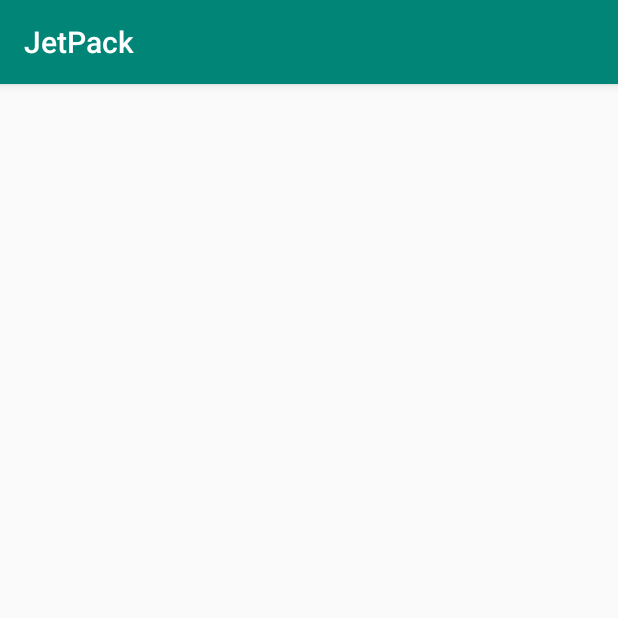
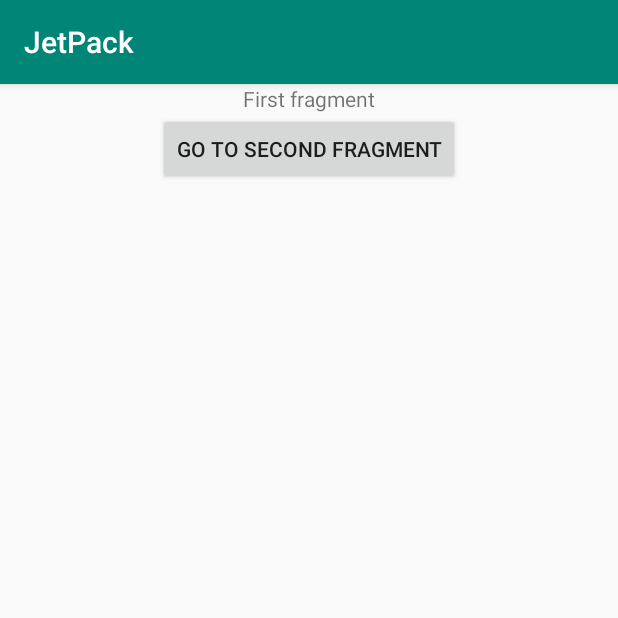
Before and after one commit to Guille88C/JetPack, an Android app: the screen it shows after launch (StartActivity), on a phone screen of 412 x 824 dp, the top half of it. Run offline under Robolectric (Android 15) with nearby library versions, the phone set to English and light mode, and no system bars; our stand-ins replace data binding; libraries missing offline, so code that uses them is left out: kotlinx.coroutines.experimental; 1 statement that could not run was skipped.

Commit message:
Create a simple example with NavHostFragment

```diff
--- a/build.gradle
+++ b/build.gradle
@@ -9,6 +9,7 @@ buildscript {
     dependencies {
         classpath 'com.android.tools.build:gradle:3.2.1'
         classpath "org.jetbrains.kotlin:kotlin-gradle-plugin:$kotlin_version"
+        classpath "android.arch.navigation:navigation-safe-args-gradle-plugin:1.0.0-alpha06"
 
         // NOTE: Do not place your application dependencies here; they belong
         // in the individual module build.gradle files
--- a/gradle.properties
+++ b/gradle.properties
@@ -6,6 +6,8 @@
 # http://www.gradle.org/docs/current/userguide/build_environment.html
 # Specifies the JVM arguments used for the daemon process.
 # The setting is particularly useful for tweaking memory settings.
+android.enableJetifier=true
+android.useAndroidX=true
 org.gradle.jvmargs=-Xmx1536m
 # When configured, Gradle will run in incubating parallel mode.
 # This option should only be used with decoupled projects. More details, visit
--- a/view/src/main/java/com/sephoe/jetpack/StartActivity.kt
+++ b/view/src/main/java/com/sephoe/jetpack/StartActivity.kt
@@ -1,7 +1,8 @@
 package com.sephoe.jetpack
 
-import android.support.v7.app.AppCompatActivity
+import androidx.appcompat.app.AppCompatActivity
 import android.os.Bundle
+import androidx.navigation.fragment.NavHostFragment
 import com.example.guill.coroutines.R
 import com.sephoe.jetpack.ui.start.StartFragment
 
@@ -11,8 +12,10 @@ class StartActivity : AppCompatActivity() {
         super.onCreate(savedInstanceState)
         setContentView(R.layout.start_activity)
         if (savedInstanceState == null) {
+            val finalHost = NavHostFragment.create(R.navigation.nav_graph)
             supportFragmentManager.beginTransaction()
-                    .replace(R.id.container, StartFragment.newInstance())
+                    .replace(R.id.container, finalHost)
+                    .setPrimaryNavigationFragment(finalHost)
                     .commitNow()
         }
     }
--- /dev/null
+++ b/view/src/main/java/com/sephoe/jetpack/jetpack/SingleLiveEvent.kt
@@ -0,0 +1,40 @@
+package com.sephoe.jetpack.jetpack
+
+import android.util.Log
+import androidx.annotation.MainThread
+import androidx.annotation.Nullable
+import androidx.lifecycle.LifecycleOwner
+import androidx.lifecycle.MutableLiveData
+import androidx.lifecycle.Observer
+import java.util.concurrent.atomic.AtomicBoolean
+
+class SingleLiveEvent<T> : MutableLiveData<T>() {
+
+    private val mPending = AtomicBoolean(false)
+
+    @MainThread
+    override fun observe(owner: LifecycleOwner, observer: Observer<in T>) {
+        if (hasActiveObservers()) {
+            Log.d("SingleLiveEvent", "Multiple observers registered but only one will be notified of changes.")
+        }
+        super.observe(owner, Observer<T> { t ->
+            if (mPending.compareAndSet(true, false)) {
+                observer.onChanged(t)
+            }
+        })
+    }
+
+    @MainThread
+    override fun setValue(@Nullable t: T?) {
+        mPending.set(true)
+        super.setValue(t)
+    }
+
+    /**
+     * Used for cases where T is Void, to make calls cleaner.
+     */
+    @MainThread
+    fun call() {
+        value = null
+    }
+}
--- a/view/src/main/java/com/sephoe/jetpack/ui/adapter/StartOptionsAdapter.kt
+++ b/view/src/main/java/com/sephoe/jetpack/ui/adapter/StartOptionsAdapter.kt
@@ -1,6 +1,6 @@
 package com.sephoe.jetpack.ui.adapter
 
-import android.support.v7.widget.RecyclerView
+import androidx.recyclerview.widget.RecyclerView
 import android.view.LayoutInflater
 import android.view.ViewGroup
 import com.example.guill.coroutines.databinding.StartOptionsItemBinding
@@ -8,7 +8,7 @@ import com.sephoe.domain.options.OptionsEntity
 
 class StartOptionsAdapter(
         private val _options: MutableList<OptionsEntity> = mutableListOf()
-) : RecyclerView.Adapter<StartOptionsAdapter.OptionsViewHolder>() {
+) : androidx.recyclerview.widget.RecyclerView.Adapter<StartOptionsAdapter.OptionsViewHolder>() {
 
     // RecyclerView functions
 
@@ -29,7 +29,7 @@ class StartOptionsAdapter(
     //----------------------------------------------------------------------------------------------
     // ViewHolder
 
-    inner class OptionsViewHolder(val binding: StartOptionsItemBinding) : RecyclerView.ViewHolder(binding.root)
+    inner class OptionsViewHolder(val binding: StartOptionsItemBinding) : androidx.recyclerview.widget.RecyclerView.ViewHolder(binding.root)
 
 
     //----------------------------------------------------------------------------------------------
--- a/view/src/main/java/com/sephoe/jetpack/ui/pagelist/PageListFragment.kt
+++ b/view/src/main/java/com/sephoe/jetpack/ui/pagelist/PageListFragment.kt
@@ -1,13 +1,13 @@
 package com.sephoe.jetpack.ui.pagelist
 
 import android.os.Bundle
-import android.support.v4.app.Fragment
+import androidx.fragment.app.Fragment
 import android.view.LayoutInflater
 import android.view.View
 import android.view.ViewGroup
 import com.example.guill.coroutines.R
 
-class PageListFragment : Fragment() {
+class PageListFragment : androidx.fragment.app.Fragment() {
 
     companion object {
         fun newInstance(): PageListFragment = PageListFragment()
--- a/view/src/main/java/com/sephoe/jetpack/ui/start/StartFragment.kt
+++ b/view/src/main/java/com/sephoe/jetpack/ui/start/StartFragment.kt
@@ -1,18 +1,18 @@
 package com.sephoe.jetpack.ui.start
 
-import android.arch.lifecycle.Observer
-import android.arch.lifecycle.ViewModelProviders
+import androidx.lifecycle.Observer
+import androidx.lifecycle.ViewModelProviders
 import android.os.Bundle
-import android.support.v4.app.Fragment
-import android.support.v7.widget.LinearLayoutManager
 import android.view.LayoutInflater
 import android.view.View
 import android.view.ViewGroup
+import androidx.navigation.fragment.NavHostFragment
+import com.example.guill.coroutines.R
 import com.example.guill.coroutines.databinding.StartFragmentBinding
 import com.sephoe.jetpack.ui.adapter.StartOptionsAdapter
 import kotlinx.android.synthetic.main.start_fragment.*
 
-class StartFragment : Fragment() {
+class StartFragment : androidx.fragment.app.Fragment() {
 
     companion object {
         fun newInstance() = StartFragment()
@@ -41,12 +41,16 @@ class StartFragment : Fragment() {
 
         initOptions()
 
+        viewModel.clickLiveEvent.observe(this, Observer {
+            NavHostFragment.findNavController(this).navigate(R.id.action_startFragment_to_pageListFragment)
+        })
+
         viewModel.onCreate(savedInstanceState)
     }
 
     private fun initOptions() {
         rvStartOptions.setHasFixedSize(true)
-        rvStartOptions.layoutManager = LinearLayoutManager(context)
+        rvStartOptions.layoutManager = androidx.recyclerview.widget.LinearLayoutManager(context)
         rvStartOptions.adapter = StartOptionsAdapter()
     }
 }
--- a/view/src/main/java/com/sephoe/jetpack/ui/start/StartViewModel.kt
+++ b/view/src/main/java/com/sephoe/jetpack/ui/start/StartViewModel.kt
@@ -1,11 +1,12 @@
 package com.sephoe.jetpack.ui.start
 
-import android.arch.lifecycle.MutableLiveData
-import android.arch.lifecycle.ViewModel
+import androidx.lifecycle.MutableLiveData
+import androidx.lifecycle.ViewModel
 import android.os.Bundle
 import com.sephoe.domain.options.OptionsUseCaseImpl
 import com.sephoe.domain.options.OptionsEntity
 import com.sephoe.domain.options.OptionsUseCase
+import com.sephoe.jetpack.jetpack.SingleLiveEvent
 import kotlinx.coroutines.experimental.android.UI
 import kotlinx.coroutines.experimental.launch
 
@@ -16,6 +17,7 @@ class StartViewModel : ViewModel() {
     private val _optionsDomain: OptionsUseCase = OptionsUseCaseImpl()
 
     val optionsLiveData = MutableLiveData<List<OptionsEntity>>()
+    val clickLiveEvent = SingleLiveEvent<Any?>()
 
 
     //----------------------------------------------------------------------------------------------
@@ -30,4 +32,8 @@ class StartViewModel : ViewModel() {
         }
     }
 
+    fun onGoToClick() {
+        clickLiveEvent.call()
+    }
+
 }
--- a/view/src/main/res/layout/start_fragment.xml
+++ b/view/src/main/res/layout/start_fragment.xml
@@ -10,18 +10,37 @@
             type="com.sephoe.jetpack.ui.start.StartViewModel" />
     </data>
 
-    <android.support.constraint.ConstraintLayout
+    <androidx.constraintlayout.widget.ConstraintLayout
         android:id="@+id/start"
         android:layout_width="match_parent"
         android:layout_height="match_parent"
         android:focusableInTouchMode="true"
         tools:context="com.sephoe.jetpack.ui.start.StartFragment">
 
-        <android.support.v7.widget.RecyclerView
+        <androidx.recyclerview.widget.RecyclerView
             android:id="@+id/rvStartOptions"
             android:layout_width="match_parent"
-            android:layout_height="match_parent" />
+            android:layout_height="match_parent"
+            android:visibility="gone"/>
 
-    </android.support.constraint.ConstraintLayout>
+        <TextView
+            android:id="@+id/tvStartName"
+            android:text="First fragment"
+            android:layout_width="wrap_content"
+            android:layout_height="wrap_content"
+            app:layout_constraintStart_toStartOf="parent"
+            app:layout_constraintEnd_toEndOf="parent"/>
+
+        <Button
+            android:id="@+id/bStartGo"
+            android:layout_width="wrap_content"
+            android:layout_height="wrap_content"
+            android:text="Go to second fragment"
+            app:layout_constraintEnd_toEndOf="parent"
+            app:layout_constraintStart_toStartOf="parent"
+            app:layout_constraintTop_toBottomOf="@+id/tvStartName"
+            android:onClick="@{() -> viewModel.onGoToClick()}"/>
+
+    </androidx.constraintlayout.widget.ConstraintLayout>
 
 </layout>
--- a/view/src/main/res/layout/start_options_item.xml
+++ b/view/src/main/res/layout/start_options_item.xml
@@ -9,7 +9,7 @@
             type="com.sephoe.domain.options.OptionsEntity" />
     </data>
 
-    <android.support.constraint.ConstraintLayout
+    <androidx.constraintlayout.widget.ConstraintLayout
         android:layout_width="match_parent"
         android:layout_height="wrap_content">
 
@@ -21,5 +21,5 @@
             android:text="@{options.name}"
             tools:text="Option 1" />
 
-    </android.support.constraint.ConstraintLayout>
+    </androidx.constraintlayout.widget.ConstraintLayout>
 </layout>
--- /dev/null
+++ b/view/src/main/res/navigation/nav_graph.xml
@@ -0,0 +1,32 @@
+<?xml version="1.0" encoding="utf-8"?>
+<navigation xmlns:android="http://schemas.android.com/apk/res/android"
+    xmlns:app="http://schemas.android.com/apk/res-auto"
+    xmlns:tools="http://schemas.android.com/tools"
+    android:id="@+id/nav_graph"
+    app:startDestination="@id/startFragment">
+
+    <fragment
+        android:id="@+id/startFragment"
+        android:name="com.sephoe.jetpack.ui.start.StartFragment"
+        android:label="StartFragment"
+        tools:layout="@layout/start_fragment">
+        <action
+            android:id="@+id/action_startFragment_to_pageListFragment"
+            app:destination="@id/pageListFragment"
+            app:enterAnim="@anim/nav_default_enter_anim"
+            app:exitAnim="@anim/nav_default_exit_anim"
+            app:popEnterAnim="@anim/nav_default_pop_enter_anim"
+            app:popExitAnim="@anim/nav_default_pop_exit_anim" />
+    </fragment>
+
+    <fragment
+        android:id="@+id/pageListFragment"
+        android:name="com.sephoe.jetpack.ui.pagelist.PageListFragment"
+        android:label="PageListFragment"
+        tools:layout="@layout/page_list_fragment">
+        <action
+            android:id="@+id/action_pageListFragment_to_startFragment"
+            app:destination="@id/startFragment" />
+    </fragment>
+
+</navigation>
--- a/view/src/main/res/values/strings.xml
+++ b/view/src/main/res/values/strings.xml
@@ -2,4 +2,7 @@
     <string name="app_name">JetPack</string>
 
     <string name="start_page_list_button_name">page list</string>
+
+    <!-- TODO: Remove or change this placeholder text -->
+    <string name="hello_blank_fragment">Hello blank fragment</string>
 </resources>
```
Also changed, not shown: data/build.gradle (+4 -4 lines), domain/build.gradle (+4 -4 lines), view/build.gradle (+14 -9 lines), view/src/main/res/layout/page_list_fragment.xml (+15 -5 lines), view/src/main/res/layout/start_activity.xml (+18 -0 lines), 3 other files.
